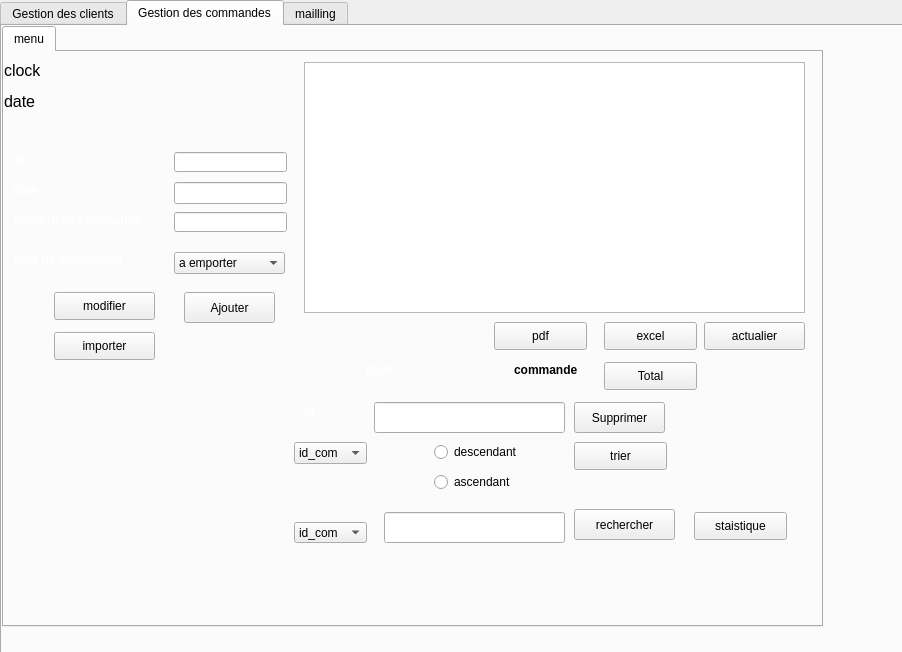
First picture: the form in gestion_client/clicom.ui, repository taiefhilali/THE_MUNCH_CULTURE, before the edit.
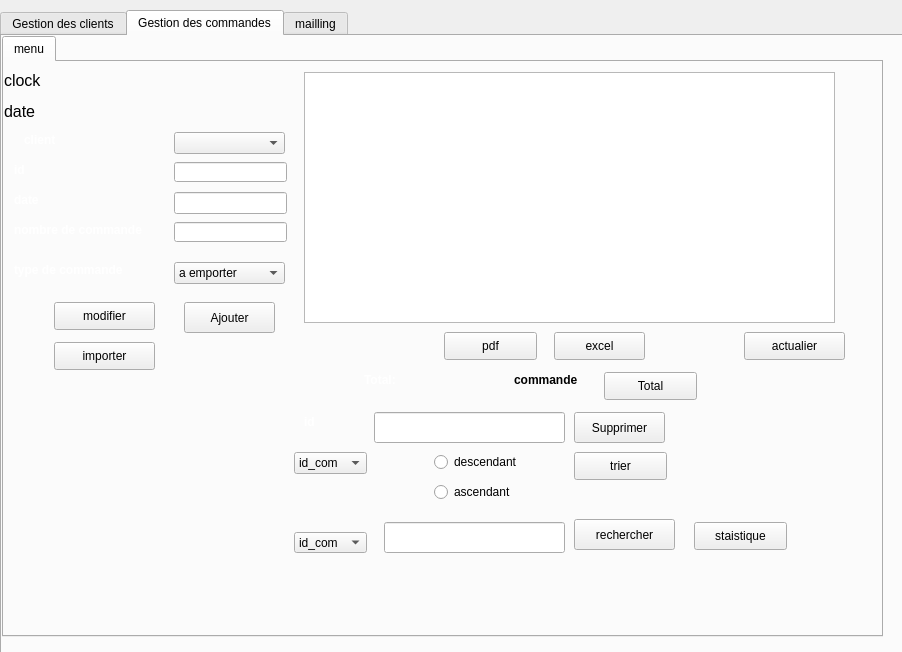
Second picture: the form after the edit. The open tabs and pages were chosen to show the change. Icons and pictures are not drawn.

What changed in the file:
```diff
--- a/gestion_client/clicom.ui
+++ b/gestion_client/clicom.ui
@@ -17,9 +17,9 @@
    <property name="geometry">
     <rect>
      <x>0</x>
-     <y>0</y>
+     <y>10</y>
      <width>911</width>
-     <height>701</height>
+     <height>691</height>
     </rect>
    </property>
    <property name="currentIndex">
@@ -564,7 +564,7 @@
       <rect>
        <x>0</x>
        <y>0</y>
-       <width>821</width>
+       <width>881</width>
        <height>601</height>
       </rect>
      </property>
@@ -666,7 +666,7 @@
         <rect>
          <x>300</x>
          <y>10</y>
-         <width>501</width>
+         <width>531</width>
          <height>251</height>
         </rect>
        </property>
@@ -813,7 +813,7 @@
         <rect>
          <x>0</x>
          <y>0</y>
-         <width>821</width>
+         <width>871</width>
          <height>581</height>
         </rect>
        </property>
@@ -1016,7 +1016,7 @@
       <widget class="QPushButton" name="pushButton_5">
        <property name="geometry">
         <rect>
-         <x>700</x>
+         <x>740</x>
          <y>270</y>
          <width>101</width>
          <height>28</height>
@@ -1069,9 +1069,9 @@
       <widget class="QPushButton" name="excel">
        <property name="geometry">
         <rect>
-         <x>600</x>
+         <x>550</x>
          <y>270</y>
-         <width>93</width>
+         <width>91</width>
          <height>28</height>
         </rect>
        </property>
@@ -1095,7 +1095,7 @@
       <widget class="QPushButton" name="pdf_com">
        <property name="geometry">
         <rect>
-         <x>490</x>
+         <x>440</x>
          <y>270</y>
          <width>93</width>
          <height>28</height>
@@ -1105,6 +1105,29 @@
         <string>pdf</string>
        </property>
       </widget>
+      <widget class="QComboBox" name="comboclient">
+       <property name="geometry">
+        <rect>
+         <x>170</x>
+         <y>70</y>
+         <width>111</width>
+         <height>22</height>
+        </rect>
+       </property>
+      </widget>
+      <widget class="QLabel" name="label_6">
+       <property name="geometry">
+        <rect>
+         <x>20</x>
+         <y>70</y>
+         <width>56</width>
+         <height>16</height>
+        </rect>
+       </property>
+       <property name="text">
+        <string>&lt;html&gt;&lt;head/&gt;&lt;body&gt;&lt;p&gt;&lt;span style=&quot; font-weight:600; color:#ffffff;&quot;&gt;client&lt;/span&gt;&lt;/p&gt;&lt;/body&gt;&lt;/html&gt;</string>
+       </property>
+      </widget>
       <zorder>label_24</zorder>
       <zorder>label_15</zorder>
       <zorder>label_17</zorder>
```
Left out of the diff: 8 changed lines with no effect on the pictures.
